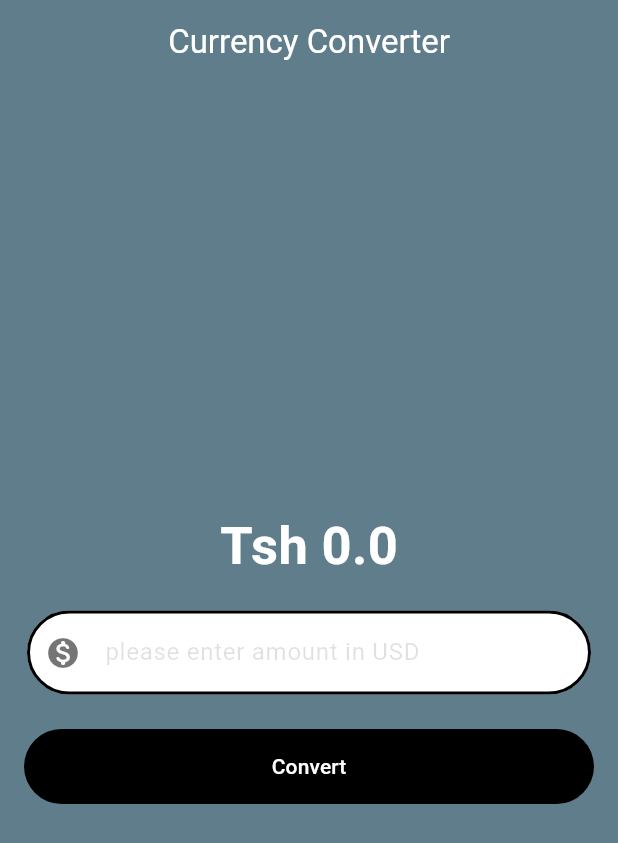
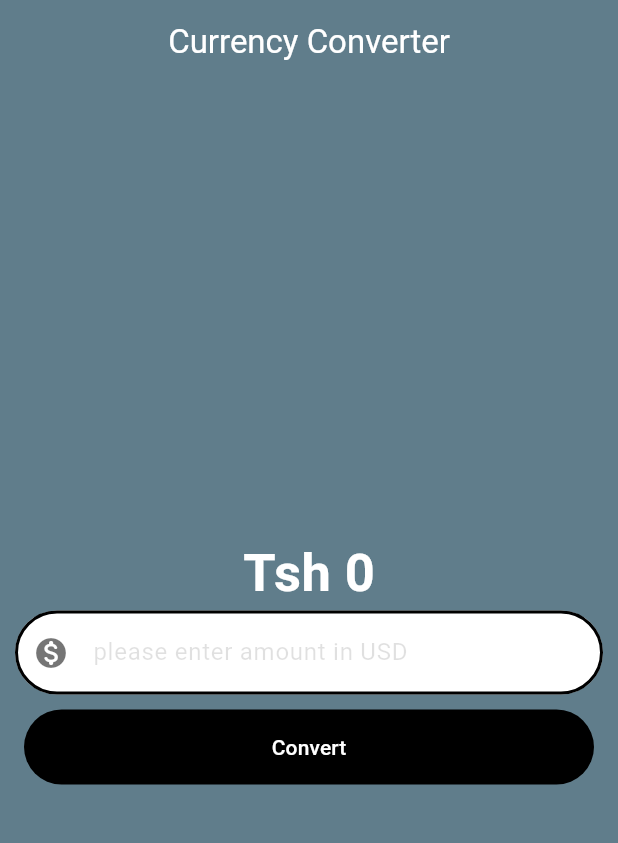
Before and after one commit to KIWOLY/mobile_campboot, a Flutter app: the screen it shows after launch, after a tap on "Convert", on a phone screen of 412 x 824 dp. Shown: the top 843 px of the screen. Run offline on Flutter 3.47's test engine with Material 3 defaults, Android fonts, the light colour scheme and no system bars.

Commit message:
impliment convert functionality and initstate

```diff
--- a/exchange_rate/lib/pages/currency_convert.dart
+++ b/exchange_rate/lib/pages/currency_convert.dart
@@ -12,6 +12,10 @@ class _CurrencyConvertState extends State<CurrencyConvert> {
   TextEditingController textEditingController = TextEditingController();
   void convert() {
     setState(() {
+      if (textEditingController.text.isEmpty) {
+        result = 0;
+        return;
+      }
       result = double.parse(textEditingController.text) * 2500;
     });
   }
@@ -33,21 +37,21 @@ class _CurrencyConvertState extends State<CurrencyConvert> {
         centerTitle: true,
       ),
 
-      body: Center(
+      body: Padding(
+        padding: const EdgeInsets.all(10.0),
+        child: Center(
           child: Column(
             mainAxisSize: MainAxisSize.min,
             children: [
               Text(
-              "Tsh $result",
+                "Tsh ${result != 0 ? result.toStringAsFixed(2) : result.toStringAsFixed(0)}",
                 style: TextStyle(
                   fontSize: 35,
                   fontWeight: FontWeight.bold,
                   color: Colors.white,
                 ),
               ),
-            Padding(
-              padding: const EdgeInsets.all(18.0),
-              child: TextField(
+              TextField(
                 controller: textEditingController,
                 style: TextStyle(color: Colors.black87),
                 keyboardType: TextInputType.number,
@@ -62,10 +66,8 @@ class _CurrencyConvertState extends State<CurrencyConvert> {
                   focusedBorder: border,
                 ),
               ),
-            ),
-            Padding(
-              padding: const EdgeInsets.all(5.0),
-              child: TextButton(
+              const SizedBox(height: 10),
+              TextButton(
                 onPressed: () {
                   convert();
                 },
@@ -77,8 +79,8 @@ class _CurrencyConvertState extends State<CurrencyConvert> {
 
                 child: Text("Convert"),
               ),
+            ],
           ),
-          ],
         ),
       ),
     );
```
Lines whose indentation alone changed are shown as unchanged.
